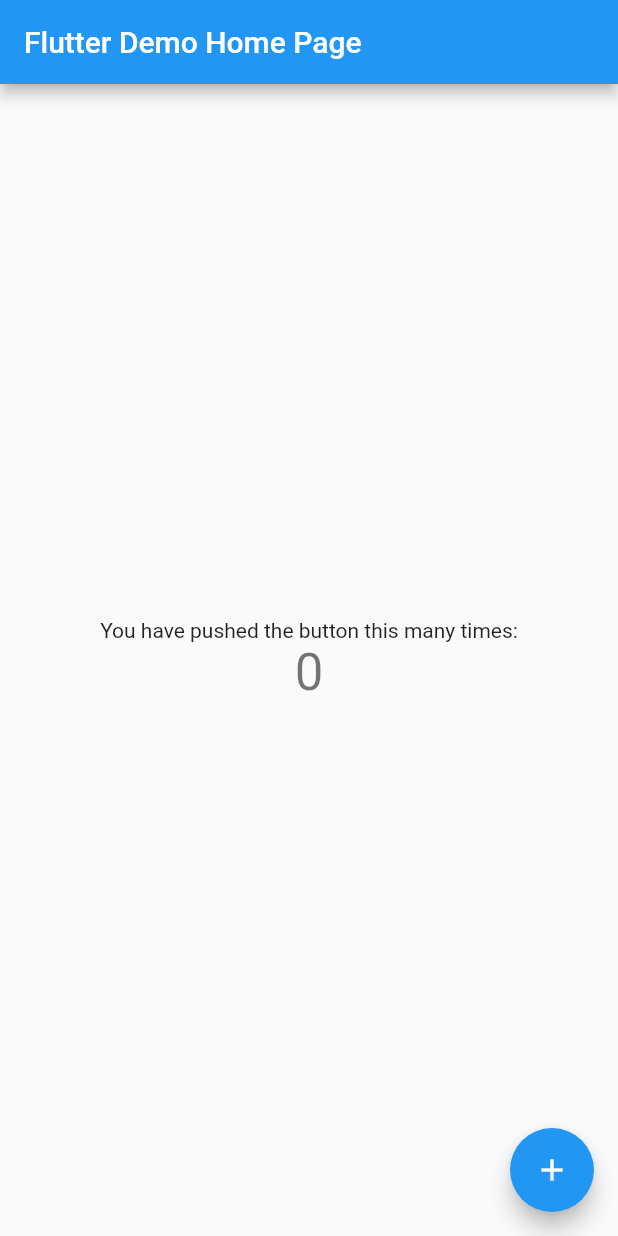
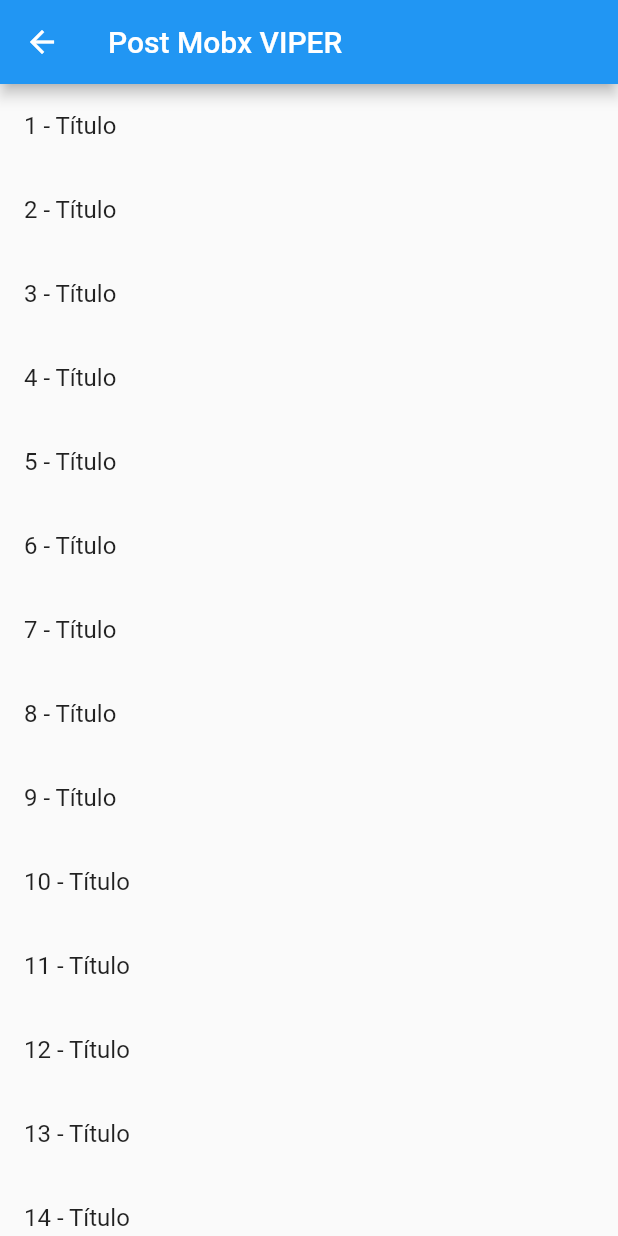
Before and after one commit to Mardem/flutter_post_mobx_viper, a Flutter app: the screen it shows after launch, on a phone screen of 412 x 824 dp. Run offline on Flutter 3.47's test engine with Material 2 defaults, Android fonts, the phone set to English and light mode, and no system bars; our stand-ins replace fluro.

Commit message:
feat: Início da estrutura VIPER

```diff
--- a/lib/main.dart
+++ b/lib/main.dart
@@ -1,115 +1,34 @@
 import 'package:flutter/material.dart';
+import 'package:post_mobx_viper/router/router.dart';
 
 void main() {
-  runApp(const MyApp());
+  runApp(const PostMobxViper());
 }
 
-class MyApp extends StatelessWidget {
-  const MyApp({Key? key}) : super(key: key);
+class PostMobxViper extends StatefulWidget {
+  const PostMobxViper({Key? key}) : super(key: key);
 
-  // This widget is the root of your application.
   @override
-  Widget build(BuildContext context) {
-    return MaterialApp(
-      title: 'Flutter Demo',
-      theme: ThemeData(
-        // This is the theme of your application.
-        //
-        // Try running your application with "flutter run". You'll see the
-        // application has a blue toolbar. Then, without quitting the app, try
-        // changing the primarySwatch below to Colors.green and then invoke
-        // "hot reload" (press "r" in the console where you ran "flutter run",
-        // or simply save your changes to "hot reload" in a Flutter IDE).
-        // Notice that the counter didn't reset back to zero; the application
-        // is not restarted.
-        primarySwatch: Colors.blue,
-      ),
-      home: const MyHomePage(title: 'Flutter Demo Home Page'),
-    );
-  }
+  _PostMobxViperState createState() => _PostMobxViperState();
 }
 
-class MyHomePage extends StatefulWidget {
-  const MyHomePage({Key? key, required this.title}) : super(key: key);
-
-  // This widget is the home page of your application. It is stateful, meaning
-  // that it has a State object (defined below) that contains fields that affect
-  // how it looks.
-
-  // This class is the configuration for the state. It holds the values (in this
-  // case the title) provided by the parent (in this case the App widget) and
-  // used by the build method of the State. Fields in a Widget subclass are
-  // always marked "final".
-
-  final String title;
-
+class _PostMobxViperState extends State<PostMobxViper> {
   @override
-  State<MyHomePage> createState() => _MyHomePageState();
-}
-
-class _MyHomePageState extends State<MyHomePage> {
-  int _counter = 0;
-
-  void _incrementCounter() {
-    setState(() {
-      // This call to setState tells the Flutter framework that something has
-      // changed in this State, which causes it to rerun the build method below
-      // so that the display can reflect the updated values. If we changed
-      // _counter without calling setState(), then the build method would not be
-      // called again, and so nothing would appear to happen.
-      _counter++;
-    });
+  void initState() {
+    super.initState();
+    AppRouter.setupRouter();
   }
 
   @override
   Widget build(BuildContext context) {
-    // This method is rerun every time setState is called, for instance as done
-    // by the _incrementCounter method above.
-    //
-    // The Flutter framework has been optimized to make rerunning build methods
-    // fast, so that you can just rebuild anything that needs updating rather
-    // than having to individually change instances of widgets.
-    return Scaffold(
-      appBar: AppBar(
-        // Here we take the value from the MyHomePage object that was created by
-        // the App.build method, and use it to set our appbar title.
-        title: Text(widget.title),
+    return MaterialApp(
+      title: 'Flutter Post Mobx VIPER',
+      initialRoute: '/posts',
+      onGenerateRoute: AppRouter.router.generator,
+      theme: ThemeData(
+        primarySwatch: Colors.blue,
       ),
-      body: Center(
-        // Center is a layout widget. It takes a single child and positions it
-        // in the middle of the parent.
-        child: Column(
-          // Column is also a layout widget. It takes a list of children and
-          // arranges them vertically. By default, it sizes itself to fit its
-          // children horizontally, and tries to be as tall as its parent.
-          //
-          // Invoke "debug painting" (press "p" in the console, choose the
-          // "Toggle Debug Paint" action from the Flutter Inspector in Android
-          // Studio, or the "Toggle Debug Paint" command in Visual Studio Code)
-          // to see the wireframe for each widget.
-          //
-          // Column has various properties to control how it sizes itself and
-          // how it positions its children. Here we use mainAxisAlignment to
-          // center the children vertically; the main axis here is the vertical
-          // axis because Columns are vertical (the cross axis would be
-          // horizontal).
-          mainAxisAlignment: MainAxisAlignment.center,
-          children: <Widget>[
-            const Text(
-              'You have pushed the button this many times:',
-            ),
-            Text(
-              '$_counter',
-              style: Theme.of(context).textTheme.headline4,
-            ),
-          ],
-        ),
-      ),
-      floatingActionButton: FloatingActionButton(
-        onPressed: _incrementCounter,
-        tooltip: 'Increment',
-        child: const Icon(Icons.add),
-      ), // This trailing comma makes auto-formatting nicer for build methods.
+      home: Container(),
     );
   }
 }
--- /dev/null
+++ b/lib/modules/post/routes/post_routes.dart
@@ -0,0 +1,13 @@
+import 'package:fluro/fluro.dart';
+import 'package:flutter/cupertino.dart';
+import 'package:post_mobx_viper/modules/post/view/post_view.dart';
+
+class PostRoutes {
+  static final Handler postHandler = Handler(
+    handlerFunc: (
+      BuildContext? context,
+      Map<String, List<String>> parameters,
+    ) =>
+        const PostView(),
+  );
+}
--- /dev/null
+++ b/lib/modules/post/view/post_view.dart
@@ -0,0 +1,24 @@
+import 'package:flutter/material.dart';
+
+class PostView extends StatelessWidget {
+  const PostView({Key? key}) : super(key: key);
+
+  @override
+  Widget build(BuildContext context) {
+    return Scaffold(
+      appBar: AppBar(
+        title: const Text('Post Mobx VIPER'),
+      ),
+      body: ListView.builder(
+        itemCount: 15,
+        itemBuilder: (BuildContext context, int index) {
+          return ListTile(
+            title: Text(
+              (index + 1).toString() + ' - Título',
+            ),
+          );
+        },
+      ),
+    );
+  }
+}
--- /dev/null
+++ b/lib/router/router.dart
@@ -0,0 +1,10 @@
+import 'package:fluro/fluro.dart';
+import 'package:post_mobx_viper/modules/post/routes/post_routes.dart';
+
+class AppRouter {
+  static final FluroRouter router = FluroRouter();
+
+  static void setupRouter() {
+    router.define('/posts', handler: PostRoutes.postHandler);
+  }
+}
```
Also changed, not shown: pubspec.yaml (+6 -19 lines), pubspec.lock, 1 other file.
